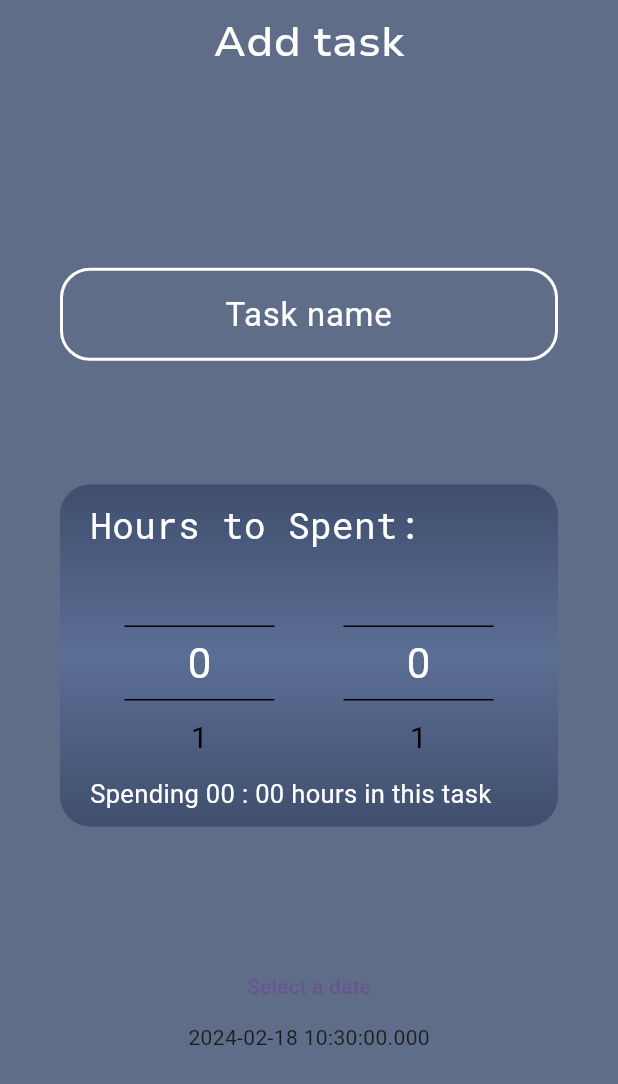
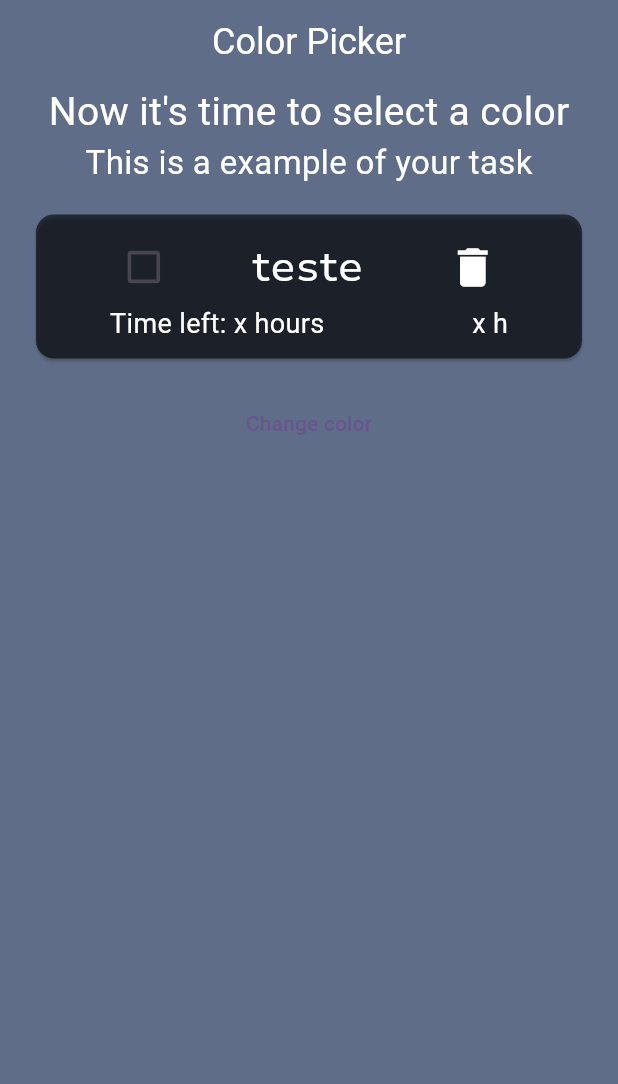
Before and after one commit to gwrgwr/todo_list_notifier, a Flutter app: the screen it shows after launch, on a phone screen of 412 x 824 dp. Shown: the top 1084 px of the screen. Run offline on Flutter 3.47's test engine with Material 3 defaults, Android fonts, the phone set to English and light mode, and no system bars; drawn by our look-alikes of numberpicker.

Commit message:
Added date picker and now I'm about to add the color picker

```diff
--- a/lib/main.dart
+++ b/lib/main.dart
@@ -1,6 +1,8 @@
 import 'package:flutter/material.dart';
 import 'package:todo_list_notifier/pages/add_task_page.dart';
+import 'package:todo_list_notifier/pages/color_picker_page.dart';
 import 'package:todo_list_notifier/pages/home_page.dart';
+import 'package:todo_list_notifier/widgets/color_picker.dart';
 
 void main() {
   runApp(const MyApp());
@@ -19,7 +21,7 @@ class MyApp extends StatelessWidget {
         colorScheme: ColorScheme.fromSeed(seedColor: Colors.deepPurple),
         useMaterial3: true,
       ),
-      home: AddTaskPage(),
+      home: ColorPickerPage(),
     );
   }
 }
--- a/lib/pages/add_task_page.dart
+++ b/lib/pages/add_task_page.dart
@@ -1,4 +1,5 @@
 import 'package:flutter/material.dart';
+import 'package:todo_list_notifier/pages/color_picker_page.dart';
 import 'package:todo_list_notifier/widgets/date_picker.dart';
 import 'package:todo_list_notifier/widgets/number_picker.dart';
 
@@ -22,53 +23,81 @@ class _AddTaskState extends State<AddTaskPage> {
       appBar: AppBar(
         backgroundColor: backgroundColor,
         centerTitle: true,
-        title: Text('Add task', style: TextStyle(
+        title: Text(
+          'Add task',
+          style: TextStyle(
               color: Colors.white,
               fontSize: 28,
               fontWeight: FontWeight.w500,
-          fontFamily: 'NunitoSans'
-        ),),
+              fontFamily: 'NunitoSans'),
+        ),
       ),
       backgroundColor: backgroundColor,
       body: Padding(
-        padding: const EdgeInsets.symmetric(horizontal: 40, vertical: 40),
+        padding: const EdgeInsets.symmetric(
+          horizontal: 40,
+        ),
+        child: SingleChildScrollView(
           child: SizedBox(
-          height: 700,
+            height: 720,
             child: Column(
               mainAxisAlignment: MainAxisAlignment.spaceEvenly,
               children: [
                 TextField(
+                  style: TextStyle(
+                    color: Colors.white,
+                  ),
                   cursorColor: Colors.white,
                   controller: taskNameController,
                   decoration: InputDecoration(
-                  floatingLabelAlignment: FloatingLabelAlignment.center,
-                  label: Center(
-                    child: Text(
+                    label: Text(
                       'Task name',
-                      textAlign: TextAlign.center,
                       style: TextStyle(color: Colors.white, fontSize: 22),
-                    ),
                     ),
                     hintText: "Task",
                     hintStyle: TextStyle(
                       color: const Color.fromARGB(255, 133, 133, 133),
                       fontSize: 20,
                     ),
-                  focusedBorder: UnderlineInputBorder(
+                    focusedBorder: OutlineInputBorder(
                       borderRadius: BorderRadius.circular(20),
                       borderSide: BorderSide(
-                      color: Colors.black.withOpacity(0.6),
+                        color: Colors.white,
                       ),
                     ),
                     enabledBorder: OutlineInputBorder(
-                    borderSide: BorderSide(color: Colors.white, width: 2),
+                      borderSide:
+                          BorderSide(color: Colors.deepPurple, width: 2),
                       borderRadius: BorderRadius.circular(20),
                     ),
                   ),
                 ),
                 NumberPickerWidget(),
                 DatePickerWidget(),
+                Align(
+                  alignment: Alignment.centerRight,
+                  child: TextButton(
+                      onPressed: () {
+                        Navigator.pushReplacement(context, MaterialPageRoute(
+                          builder: (context) {
+                            return ColorPickerPage();
+                          },
+                        ));
+                      },
+                      child: Container(
+                        padding:
+                            EdgeInsets.symmetric(horizontal: 20, vertical: 10),
+                        decoration: BoxDecoration(
+                            borderRadius: BorderRadius.circular(15),
+                            color: Colors.deepPurple.withOpacity(0.9)),
+                        child: Text(
+                          'Proceed',
+                          style: TextStyle(color: Colors.white, fontSize: 18),
+                        ),
+                      )),
+                )
               ],
+            ),
           ),
         ),
       ),
--- /dev/null
+++ b/lib/pages/color_picker_page.dart
@@ -0,0 +1,104 @@
+import 'package:flutter/material.dart';
+
+class ColorPickerPage extends StatefulWidget {
+  const ColorPickerPage({super.key});
+
+  @override
+  State<ColorPickerPage> createState() => _ColorPickerPageState();
+}
+
+class _ColorPickerPageState extends State<ColorPickerPage> {
+  @override
+  Widget build(BuildContext context) {
+    return Scaffold(
+      backgroundColor: Color(0xff5F6D89),
+      appBar: AppBar(
+        centerTitle: true,
+        backgroundColor: Color(0xff5F6D89),
+        title: Text(
+          'Color Picker',
+          style: TextStyle(color: Colors.white, fontSize: 24),
+        ),
+      ),
+      body: Column(
+        crossAxisAlignment: CrossAxisAlignment.center,
+        children: [
+          Text(
+            "Now it's time to select a color",
+            style: TextStyle(color: Colors.white, fontSize: 26),
+          ),
+          Text(
+            'This is a example of your task',
+            style: TextStyle(color: Colors.white, fontSize: 22),
+          ),
+          Padding(
+            padding: const EdgeInsets.symmetric(horizontal: 20, vertical: 15),
+            child: Card(
+                color: Colors.black.withOpacity(0.6),
+                child: Padding(
+                  padding:
+                      const EdgeInsets.symmetric(horizontal: 0, vertical: 10),
+                  child: Column(
+                    children: [
+                      Row(
+                        mainAxisAlignment: MainAxisAlignment.spaceEvenly,
+                        children: [
+                          Transform.scale(
+                            scale: 1.2,
+                            child: Checkbox(
+                              value: false,
+                              onChanged: (value) {
+                                setState(() {
+                                  value = false;
+                                });
+                              },
+                            ),
+                          ),
+                          Text('teste',
+                              style: TextStyle(
+                                  color: Colors.white,
+                                  fontSize: 28,
+                                  fontFamily: 'NunitoSans')),
+                          IconButton(
+                              onPressed: () {},
+                              icon: Icon(
+                                Icons.delete,
+                                color: Colors.white,
+                                size: 34,
+                              ))
+                        ],
+                      ),
+                      Row(
+                        mainAxisAlignment: MainAxisAlignment.spaceAround,
+                        children: [
+                          Text(
+                            'Time left: x hours',
+                            style: TextStyle(color: Colors.white, fontSize: 18),
+                          ),
+                          Text(
+                            'x h',
+                            style: TextStyle(color: Colors.white, fontSize: 18),
+                          ),
+                        ],
+                      )
+                    ],
+                  ),
+                )),
+          ),
+          TextButton(
+              onPressed: () {
+                showDialog(
+                  context: context,
+                  builder: (context) {
+                    return AlertDialog(
+                      title: Text('Pick a color '),
+                    );
+                  },
+                );
+              },
+              child: Text("Change color")),
+        ],
+      ),
+    );
+  }
+}
--- a/lib/widgets/number_picker.dart
+++ b/lib/widgets/number_picker.dart
@@ -22,11 +22,9 @@ class _NumberPickerWidgetState extends State<NumberPickerWidget> {
               begin: Alignment.topCenter,
               end: Alignment.bottomCenter,
               colors: const [
-                Color.fromARGB(255, 64, 79, 110),
-                Color.fromARGB(255, 77, 94, 129),
-                Color.fromARGB(255, 91, 110, 148),
-                Color.fromARGB(255, 77, 94, 129),
-                Color.fromARGB(255, 64, 79, 110)
+                Color.fromARGB(255, 95, 15, 185),
+                Color.fromARGB(255, 100, 33, 163),
+                Color.fromARGB(255, 61, 14, 92)
               ])),
       child: Column(
         crossAxisAlignment: CrossAxisAlignment.start,
@@ -36,35 +34,54 @@ class _NumberPickerWidgetState extends State<NumberPickerWidget> {
             style: TextStyle(
                 color: Colors.white, fontFamily: 'RobotoMono', fontSize: 24),
           ),
+          SizedBox(
+            height: 10,
+          ),
           Row(
             mainAxisAlignment: MainAxisAlignment.spaceAround,
             children: [
+              Column(
+                children: [
+                  Text(
+                    'Hours',
+                    style: TextStyle(color: Colors.white, fontSize: 19),
+                  ),
                   NumberPicker(
                       decoration: BoxDecoration(
                           border: Border.symmetric(
                               horizontal: BorderSide(color: Colors.black))),
                       haptics: true,
                       selectedTextStyle: TextStyle(
-                      color: Color.fromARGB(255, 255, 255, 255), fontSize: 28),
+                          color: Color.fromARGB(255, 255, 255, 255),
+                          fontSize: 28),
                       textStyle: TextStyle(color: Colors.black, fontSize: 20),
-                  infiniteLoop: false,
+                      infiniteLoop: true,
                       minValue: 0,
-                  maxValue: 12,
+                      maxValue: 99,
                       value: _currentValueHour,
                       onChanged: (value) {
                         setState(() {
                           _currentValueHour = value;
                         });
                       }),
+                ],
+              ),
+              Column(
+                children: [
+                  Text(
+                    'Minutes',
+                    style: TextStyle(color: Colors.white, fontSize: 19),
+                  ),
                   NumberPicker(
                       decoration: BoxDecoration(
                           border: Border.symmetric(
                               horizontal: BorderSide(color: Colors.black))),
                       haptics: true,
                       selectedTextStyle: TextStyle(
-                      color: Color.fromARGB(255, 255, 255, 255), fontSize: 28),
+                          color: Color.fromARGB(255, 255, 255, 255),
+                          fontSize: 28),
                       textStyle: TextStyle(color: Colors.black, fontSize: 20),
-                  infiniteLoop: false,
+                      infiniteLoop: true,
                       minValue: 0,
                       maxValue: 59,
                       value: _currentValueMinute,
@@ -72,31 +89,13 @@ class _NumberPickerWidgetState extends State<NumberPickerWidget> {
                         setState(() {
                           _currentValueMinute = value;
                         });
-                  })
+                      }),
+                ],
+              )
             ],
           ),
-          Text("Spending ${valueHoursHigher()} : ${valueMinutesHigher()} hours in this task", style: TextStyle(
-            color: Colors.white,
-            fontSize: 17
-          ),),
         ],
       ),
     );
   }
-
-  dynamic valueHoursHigher() {
-    if (_currentValueHour <= 9) {
-      return "0$_currentValueHour";
-    } else {
-      return _currentValueHour;
 }
-  }
-
-  dynamic valueMinutesHigher() {
-    if (_currentValueMinute <= 9) {
-      return "0$_currentValueMinute";
-    } else {
-      return _currentValueMinute;
-    }
-  }
-}
```
Also changed, not shown: lib/pages/home_page.dart (+39 -19 lines), lib/widgets/color_picker.dart (added, +10 -0 lines), lib/widgets/date_picker.dart (+43 -14 lines). Lines whose indentation alone changed are shown as unchanged.
